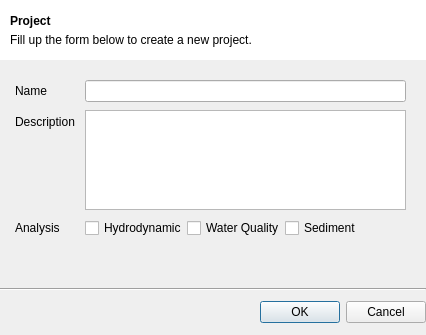
IPH-ECO/iph-eco-gui, file src/ui/new_project_dialog.ui: the form before one commit.
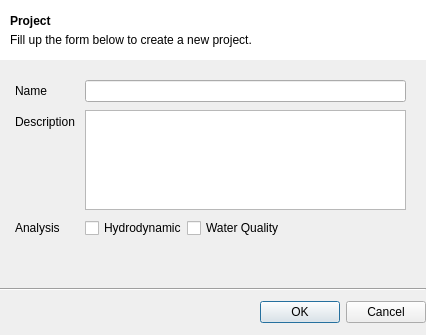
The form after the commit.

Commit message: Removing sediment fields

What changed in the file:
```diff
--- a/src/ui/new_project_dialog.ui
+++ b/src/ui/new_project_dialog.ui
@@ -173,13 +173,6 @@
           </property>
          </widget>
         </item>
-        <item>
-         <widget class="QCheckBox" name="cbxSediment">
-          <property name="text">
-           <string>Sediment</string>
-          </property>
-         </widget>
-        </item>
        </layout>
       </item>
      </layout>
```
Left out of the diff: 1 changed line with no effect on the pictures. The commit also changes 14 other files.
